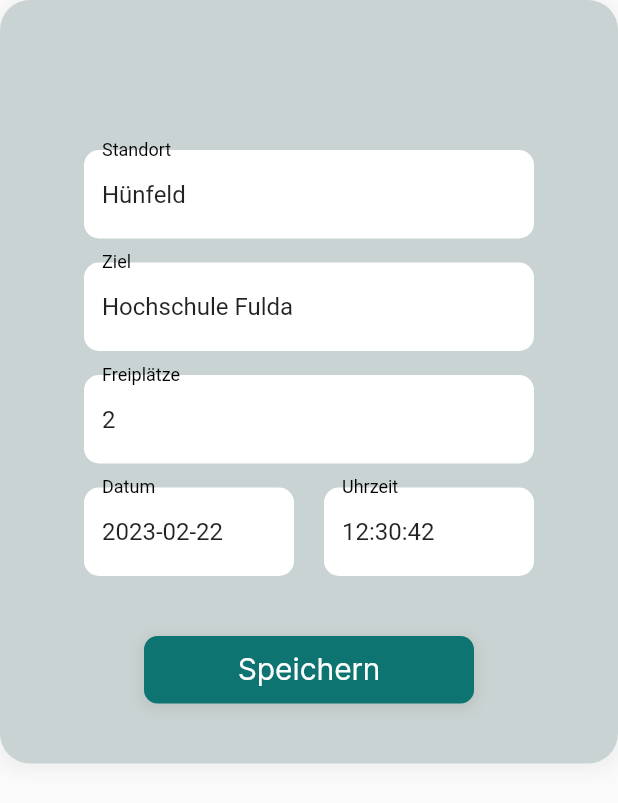
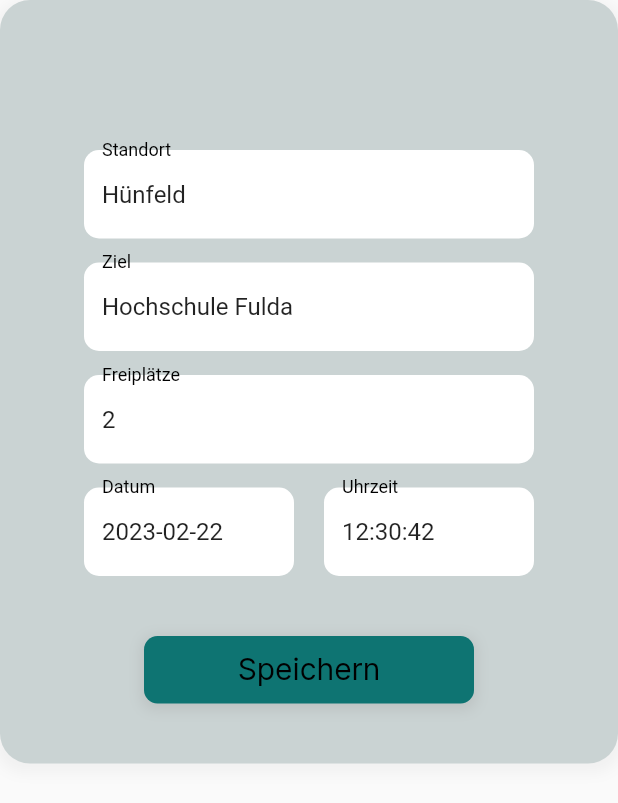
Before and after one commit to drmilde/carida_unigo_v0, a Flutter app: the HinzufuegenScreen screen opened directly, on a phone screen of 412 x 824 dp. Shown: the top 803 px of the screen. Run offline on Flutter 3.47's test engine with Material 2 defaults, Android fonts, the phone set to English and light mode, and no system bars; drawn by our look-alikes of flutter_form_builder; our stand-ins replace curved_navigation_bar, flutter_map, flutter_rating_bar, flutter_svg, form_builder_validators, get and 3 more; missing offline and left inert: string_similarity; accounts and stored records are empty.

Commit message:
AnmeldenScrren ... Buttonfarbe angepasst

```diff
--- a/lib/screens/widgets/forms/form_submit_button.dart
+++ b/lib/screens/widgets/forms/form_submit_button.dart
@@ -9,12 +9,16 @@ class CustomFormSubmitButton extends StatelessWidget {
   UGStateController _controller = Get.find();
   var formKey = GlobalKey<FormBuilderState>();
   String text = "Submit";
+  Color? color;
+  Color? textColor;
   VoidCallback callback;
 
   CustomFormSubmitButton({
     required this.formKey,
     required this.callback,
     this.text = "Submit",
+    this.color,
+    this.textColor,
     Key? key,
   }) : super(key: key);
 
@@ -27,7 +31,8 @@ class CustomFormSubmitButton extends StatelessWidget {
       {String text = "Submit", required VoidCallback callback}) {
     return CustomRoundButton(
       text: text,
-      textColor: _controller.appConstants.white,
+      textColor: textColor,
+      color: color,
       callback: () {
         if (formKey.currentState?.saveAndValidate() ?? false) {
           callback();
```
Also changed, not shown: lib/sb/screens/welcome/anmelden_screen.dart (+2 -48 lines).
